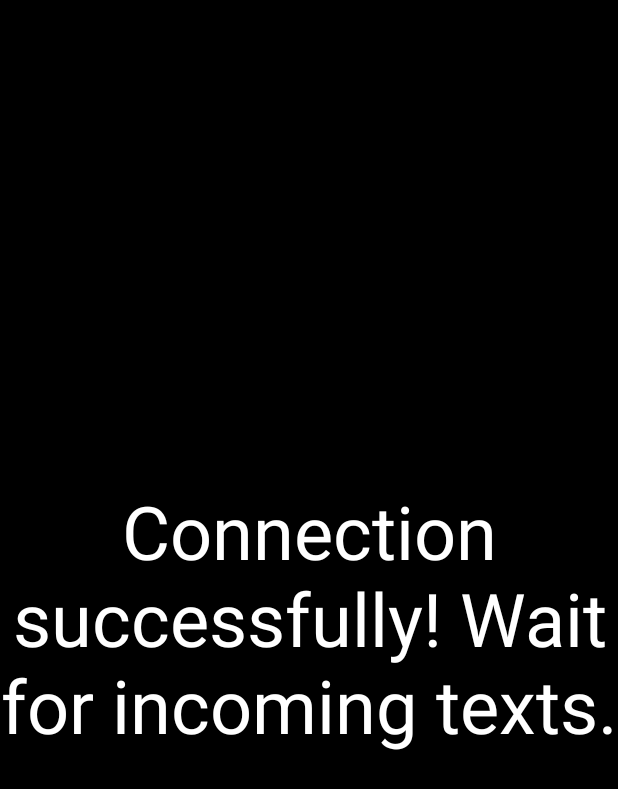
After one commit to tomiolah/Songbook, an Android app: the ConnectToSharedFullscreenActivity screen opened directly, with no data from a screen before it, on a phone screen of 412 x 824 dp. The commit adds this screen. Shown: the top 789 px of the screen. Run offline under Robolectric (Android 15) with nearby library versions, the phone set to English and light mode, and no system bars.

Commit message:
Connecting to shared on local network.

```diff
--- a/Songbook/app/src/main/java/com/bence/songbook/network/TCPServer.java
+++ b/Songbook/app/src/main/java/com/bence/songbook/network/TCPServer.java
@@ -8,6 +8,8 @@ import java.net.Socket;
 import java.net.SocketException;
 import java.util.ArrayList;
 import java.util.List;
+
+import static com.bence.songbook.network.TCPClient.PORT;
 
 public class TCPServer {
 
@@ -23,7 +25,7 @@ public class TCPServer {
             @Override
             public void run() {
                 try {
-                    welcomeSocket = new ServerSocket(21041);
+                    welcomeSocket = new ServerSocket(PORT);
                     while (!closed) {
                         Socket connectionSocket = welcomeSocket.accept();
                         if (!connectionSocket.isClosed()) {
--- /dev/null
+++ b/Songbook/app/src/main/java/com/bence/songbook/ui/activity/AbstractFullscreenActivity.java
@@ -0,0 +1,137 @@
+package com.bence.songbook.ui.activity;
+
+import android.annotation.SuppressLint;
+import android.content.SharedPreferences;
+import android.os.Bundle;
+import android.os.Handler;
+import android.preference.PreferenceManager;
+import android.support.v7.app.ActionBar;
+import android.support.v7.app.AppCompatActivity;
+import android.text.Html;
+import android.util.Log;
+import android.view.View;
+import android.widget.TextView;
+
+import com.bence.songbook.R;
+
+/**
+ * An example full-screen activity that shows and hides the system UI (i.e.
+ * status bar and navigation/system bar) with user interaction.
+ */
+public abstract class AbstractFullscreenActivity extends AppCompatActivity {
+
+    /**
+     * Some older devices needs a small delay between UI widget updates
+     * and a change of the status and navigation bar.
+     */
+    private static final int UI_ANIMATION_DELAY = 300;
+    private final Handler mHideHandler = new Handler();
+    private TextView textView;
+    private final Runnable mHidePart2Runnable = new Runnable() {
+        @SuppressLint("InlinedApi")
+        @Override
+        public void run() {
+            // Delayed removal of status and navigation bar
+
+            // Note that some of these constants are new as of API 16 (Jelly Bean)
+            // and API 19 (KitKat). It is safe to use them, as they are inlined
+            // at compile-time and do nothing on earlier devices.
+            textView.setSystemUiVisibility(View.SYSTEM_UI_FLAG_LOW_PROFILE
+                    | View.SYSTEM_UI_FLAG_FULLSCREEN
+                    | View.SYSTEM_UI_FLAG_LAYOUT_STABLE
+                    | View.SYSTEM_UI_FLAG_IMMERSIVE_STICKY
+                    | View.SYSTEM_UI_FLAG_LAYOUT_HIDE_NAVIGATION
+                    | View.SYSTEM_UI_FLAG_HIDE_NAVIGATION);
+        }
+    };
+    private View mControlsView;
+    private final Runnable mShowPart2Runnable = new Runnable() {
+        @Override
+        public void run() {
+            // Delayed display of UI elements
+            ActionBar actionBar = getSupportActionBar();
+            if (actionBar != null) {
+                actionBar.show();
+            }
+            mControlsView.setVisibility(View.VISIBLE);
+        }
+    };
+    private final Runnable mHideRunnable = new Runnable() {
+        @Override
+        public void run() {
+            hide();
+        }
+    };
+
+    @Override
+    protected void onCreate(Bundle savedInstanceState) {
+        super.onCreate(savedInstanceState);
+        try {
+            setContentView(R.layout.activity_fullscreen);
+            mControlsView = findViewById(R.id.fullscreen_content_controls);
+            textView = findViewById(R.id.fullscreen_content);
+            textView.setSingleLine(false);
+            // Set up the user interaction to manually show or hide the system UI.
+            // Upon interacting with UI controls, delay any scheduled hide()
+            // operations to prevent the jarring behavior of controls going away
+            // while interacting with the UI.
+            TextView textView = findViewById(R.id.fullscreen_content);
+            SharedPreferences sharedPreferences = PreferenceManager.getDefaultSharedPreferences(getApplicationContext());
+            int max_text_size = sharedPreferences.getInt("max_text_size", -1);
+            if (max_text_size > 0) {
+                textView.setTextSize(max_text_size);
+            }
+            boolean light_theme = sharedPreferences.getBoolean("light_theme_switch", false);
+            if (light_theme) {
+                textView.setBackgroundResource(R.color.white);
+                textView.setTextColor(getResources().getColor(R.color.black));
+            } else {
+                textView.setBackgroundResource(R.color.black);
+                textView.setTextColor(getResources().getColor(R.color.white));
+            }
+        } catch (Exception e) {
+            Log.e(AbstractFullscreenActivity.class.getSimpleName(), e.getMessage());
+        }
+    }
+
+    @Override
+    protected void onPostCreate(Bundle savedInstanceState) {
+        super.onPostCreate(savedInstanceState);
+
+        // Trigger the initial hide() shortly after the activity has been
+        // created, to briefly hint to the user that UI controls
+        // are available.
+        delayedHide();
+    }
+
+    private void hide() {
+        // Hide UI first
+        ActionBar actionBar = getSupportActionBar();
+        if (actionBar != null) {
+            actionBar.hide();
+        }
+        mControlsView.setVisibility(View.GONE);
+
+        // Schedule a runnable to remove the status and navigation bar after a delay
+        mHideHandler.removeCallbacks(mShowPart2Runnable);
+        mHideHandler.postDelayed(mHidePart2Runnable, UI_ANIMATION_DELAY);
+    }
+
+    /**
+     * Schedules a call to hide() in [delay] milliseconds, canceling any
+     * previously scheduled calls.
+     */
+    private void delayedHide() {
+        mHideHandler.removeCallbacks(mHideRunnable);
+        mHideHandler.postDelayed(mHideRunnable, 1);
+    }
+
+    public void setText(String text) {
+        String s = text.replaceAll("<color=\"0x(.{0,6})..\">", "<font color='0x$1'>")
+                .replaceAll("</color>", "</font>")
+                .replaceAll("\\[", "<i>")
+                .replaceAll("]", "</i>")
+                .replaceAll("\n", "<br>");
+        textView.setText(Html.fromHtml(s), TextView.BufferType.SPANNABLE);
+    }
+}
--- /dev/null
+++ b/Songbook/app/src/main/java/com/bence/songbook/ui/activity/ConnectToSharedFullscreenActivity.java
@@ -0,0 +1,49 @@
+package com.bence.songbook.ui.activity;
+
+import android.content.Intent;
+import android.os.Bundle;
+import android.util.Log;
+
+import com.bence.songbook.R;
+import com.bence.songbook.network.ProjectionTextChangeListener;
+import com.bence.songbook.network.TCPClient;
+
+/**
+ * An example full-screen activity that shows and hides the system UI (i.e.
+ * status bar and navigation/system bar) with user interaction.
+ */
+public class ConnectToSharedFullscreenActivity extends AbstractFullscreenActivity {
+
+    @Override
+    protected void onCreate(Bundle savedInstanceState) {
+        super.onCreate(savedInstanceState);
+        try {
+            Intent intent = getIntent();
+            String connectToShared = intent.getStringExtra("connectToShared");
+            if (connectToShared != null && !connectToShared.isEmpty()) {
+                TCPClient.connectToShared(this, connectToShared, new ProjectionTextChangeListener() {
+                    @Override
+                    public void onSetText(final String text) {
+                        try {
+                            runOnUiThread(new Runnable() {
+                                @Override
+                                public void run() {
+                                    setText(text);
+                                }
+                            });
+                        } catch (Exception e) {
+                            e.printStackTrace();
+                        }
+                    }
+                });
+            }
+            setText(getString(R.string.connection_successfully_wait_));
+        } catch (Exception e) {
+            e.printStackTrace();
+            String message = e.getMessage();
+            if (message != null) {
+                Log.e(ConnectToSharedFullscreenActivity.class.getSimpleName(), message);
+            }
+        }
+    }
+}
--- a/Songbook/app/src/main/res/layout/activity_fullscreen.xml
+++ b/Songbook/app/src/main/res/layout/activity_fullscreen.xml
@@ -17,10 +17,12 @@
         android:background="@color/black"
         android:ellipsize="none"
         android:gravity="center"
+        android:singleLine="false"
         android:text="Auto Resized Text, max 2 lines"
         android:textAlignment="center"
         android:textColor="@color/white"
-        android:textSize="50sp"/> <!-- maximum size -->
+        android:textSize="50sp"
+        tools:ignore="HardcodedText"/> <!-- maximum size -->
     <!--android:layout_width="match_parent"-->
     <!--android:gravity="center"-->
     <!--android:keepScreenOn="true"-->
--- a/Songbook/app/src/main/res/values/strings.xml
+++ b/Songbook/app/src/main/res/values/strings.xml
@@ -43,4 +43,8 @@
     <string name="blank_at_end_of_song">Blank after the last verse</string>
     <string name="advanced_options">Advanced options</string>
     <string name="share_on_network">Share on network</string>
+    <string name="no_connections">There is no shared connections!</string>
+    <string name="select_one_below">Select one below:</string>
+    <string name="connect_to_shared">Connect to shared</string>
+    <string name="connection_successfully_wait_">Connection successfully!  Wait for incoming texts.</string>
 </resources>
```
Also changed, not shown: Songbook/app/src/main/AndroidManifest.xml (+10 -0 lines), Songbook/app/src/main/java/com/bence/songbook/network/TCPClient.java (added, +106 -0 lines), Songbook/app/src/main/java/com/bence/songbook/ui/activity/ConnectToSharedActivity.java (added, +176 -0 lines), Songbook/app/src/main/java/com/bence/songbook/ui/activity/SettingsActivity.java (+11 -0 lines), Songbook/app/src/main/res/layout/activity_connect_to_shared.xml (added, +27 -0 lines), Songbook/app/src/main/res/layout/activity_settings.xml (+14 -0 lines), Songbook/app/src/main/res/layout/content_connect_to_shared.xml (added, +28 -0 lines), Songbook/app/src/main/res/layout/content_connect_to_shared_list_row.xml (added, +12 -0 lines), 2 other files.
